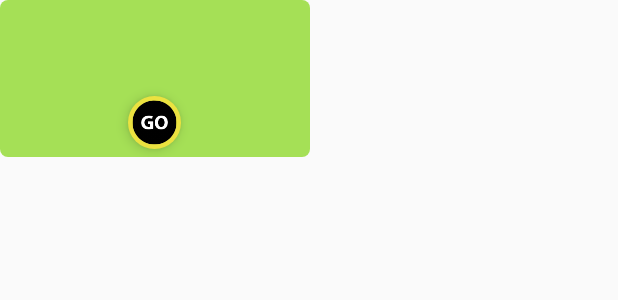
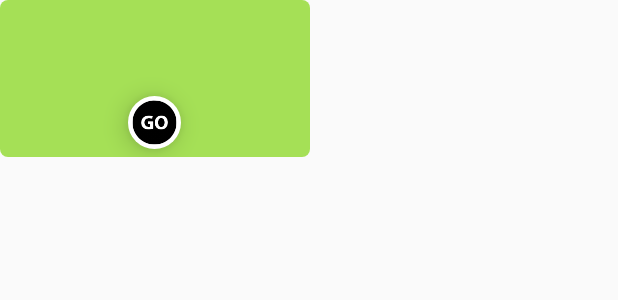
Before and after one commit to zdlbad/GoogleMapAndPlaces, an Android app: the layout spot_info_window.xml on its own in the app's theme, with its tools: preview values and no code run, on a phone screen of 412 x 824 dp. Shown: the top 300 px of the screen. Run offline under Robolectric (Android 15) with nearby library versions, the phone set to English and light mode, and no system bars.

Commit message:
change go button in info window

```diff
--- a/app/src/main/java/com/example/zhangdonglin/googlemapsandplace/View/MapActivity.java
+++ b/app/src/main/java/com/example/zhangdonglin/googlemapsandplace/View/MapActivity.java
@@ -1351,7 +1351,6 @@ public class MapActivity extends AppCompatActivity implements OnMapReadyCallback
                     }
                     Log.d(TAG, "onRequestPermissionsResult: permission granted.");
                     mLocationPermissionsGranted = true;
-                    //initialize our map
                     initMap();
                 }
             }
@@ -1560,4 +1559,6 @@ public class MapActivity extends AppCompatActivity implements OnMapReadyCallback
         }
     };
 
+
+
 }
--- a/app/src/main/res/layout/spot_info_window.xml
+++ b/app/src/main/res/layout/spot_info_window.xml
@@ -72,8 +72,8 @@
         android:layout_height="35dp"
         android:layout_margin="5dp"
         android:layout_gravity="center"
-        android:background="@drawable/background_circle_warning"
-        android:elevation="5dp"
+        android:background="@drawable/background_circle_white"
+        android:elevation="10dp"
         android:src="@drawable/ic_go" />
 
 
```
